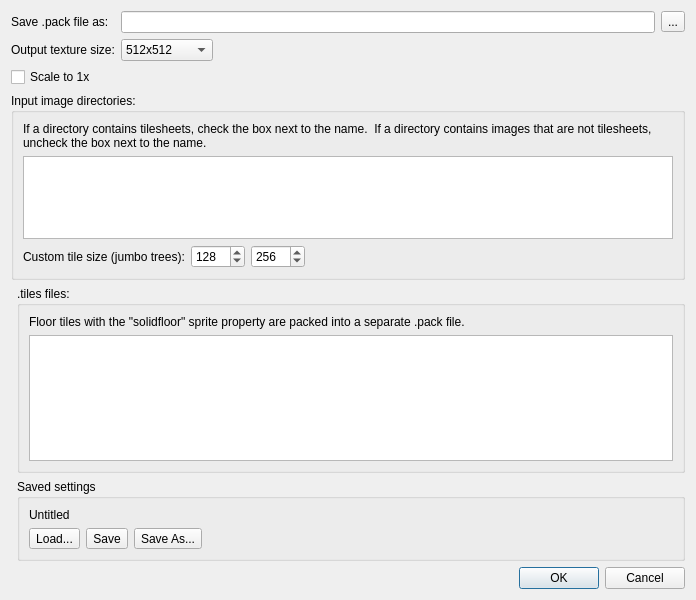
Qt form TileZed/src/tiled/createpackdialog.ui (Unjammer/PZ_Mapping_Tools) before a commit.
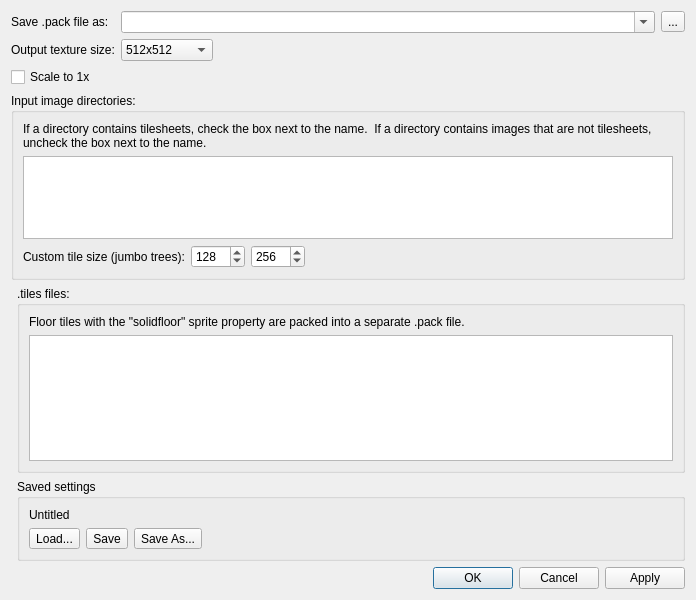
The same form after that commit. Icons and pictures are not drawn.

What changed in the file:
```diff
--- a/TileZed/src/tiled/createpackdialog.ui
+++ b/TileZed/src/tiled/createpackdialog.ui
@@ -29,7 +29,20 @@
      <item row="0" column="1">
       <layout class="QHBoxLayout" name="horizontalLayout">
        <item>
-        <widget class="QLineEdit" name="packNameEdit"/>
+        <widget class="QComboBox" name="packNameEdit">
+         <property name="sizePolicy">
+          <sizepolicy hsizetype="Expanding" vsizetype="Fixed">
+           <horstretch>0</horstretch>
+           <verstretch>0</verstretch>
+          </sizepolicy>
+         </property>
+         <property name="editable">
+          <bool>true</bool>
+         </property>
+         <property name="insertPolicy">
+          <enum>QComboBox::NoInsert</enum>
+         </property>
+        </widget>
        </item>
        <item>
         <widget class="QToolButton" name="packNameBrowse">
@@ -91,7 +104,7 @@
       <enum>Qt::Orientation::Horizontal</enum>
      </property>
      <property name="standardButtons">
-      <set>QDialogButtonBox::StandardButton::Cancel|QDialogButtonBox::StandardButton::Ok</set>
+      <set>QDialogButtonBox::Apply|QDialogButtonBox::Cancel|QDialogButtonBox::Ok</set>
      </property>
     </widget>
    </item>
```
